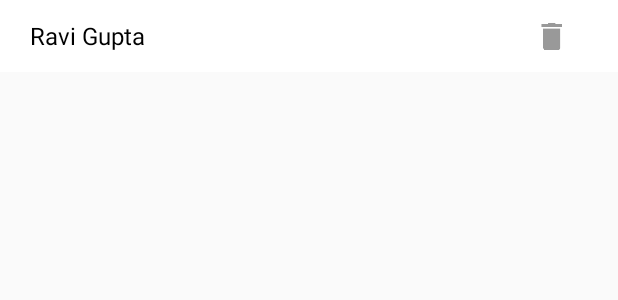
After one commit to SnaphyClients/MapsTrack, an Android app: the layout layout_fragment_share_item.xml on its own in the app's theme, with its tools: preview values and no code run, on a phone screen of 412 x 824 dp. The commit adds this screen. Shown: the top 300 px of the screen. Run offline under Robolectric (Android 15) with nearby library versions, the phone set to English and light mode, and no system bars.

Commit message:
"Share is being implementing"

```diff
--- a/app/src/main/java/com/snaphy/mapstrack/Fragment/SettingFragment.java
+++ b/app/src/main/java/com/snaphy/mapstrack/Fragment/SettingFragment.java
@@ -55,7 +55,6 @@ public class SettingFragment extends android.support.v4.app.Fragment {
         // Inflate the layout for this fragment
         View view = inflater.inflate(R.layout.fragment_setting, container, false);
         ButterKnife.bind(this, view);
-        setHasOptionsMenu(false);
         aboutusClick();
         faqClick();
         shareClick();
--- /dev/null
+++ b/app/src/main/res/layout/layout_fragment_share_item.xml
@@ -0,0 +1,29 @@
+<?xml version="1.0" encoding="utf-8"?>
+<RelativeLayout xmlns:android="http://schemas.android.com/apk/res/android"
+    android:orientation="horizontal" android:layout_width="match_parent"
+    android:layout_height="wrap_content" android:background="@color/white">
+
+
+    <TextView
+        android:layout_width="wrap_content"
+        android:layout_height="wrap_content"
+        android:text="@string/layout_fragment_share_item_textview1"
+        android:layout_marginTop="10dp"
+        android:layout_marginLeft="20dp"
+        android:textColor="@color/black"
+        android:textSize="16sp"
+        android:id="@+id/layout_fragment_share_item_textview1"
+        android:layout_centerVertical="true"/>
+
+    <ImageButton
+        android:layout_width="wrap_content"
+        android:layout_height="wrap_content"
+        android:src="@mipmap/delete_purple"
+        android:background="@android:color/transparent"
+        android:layout_alignParentRight="true"
+        android:id="@+id/layout_fragment_share_item_imagebutton1"
+        android:layout_marginRight="20dp"/>
+
+
+
+</RelativeLayout>
--- a/app/src/main/res/values/strings.xml
+++ b/app/src/main/res/values/strings.xml
@@ -37,4 +37,8 @@
     <string name="fragment_home_textview2">Locations</string>
     <string name="layout_home_event_textview1">Ravi123</string>
     <string name="layout_home_event_textview2">DLF Phase 3, Gurgaon</string>
+
+    <!--Share Fragment-->
+    <string name="layout_fragment_share_item_textview1">Ravi Gupta</string>
+    <string name="fragment_share_header_name">Location shared by you</string>
 </resources>
```
Also changed, not shown: app/src/main/java/com/snaphy/mapstrack/Adapter/ShareLocationAdapter.java (added, +130 -0 lines), app/src/main/java/com/snaphy/mapstrack/Fragment/ShareFragment.java (+29 -2 lines), app/src/main/java/com/snaphy/mapstrack/Model/ShareLocationModel.java (added, +34 -0 lines), app/src/main/res/layout/fragment_share.xml (+3 -4 lines), app/src/main/res/layout/layout_fragment_share_header.xml (added, +15 -0 lines).
